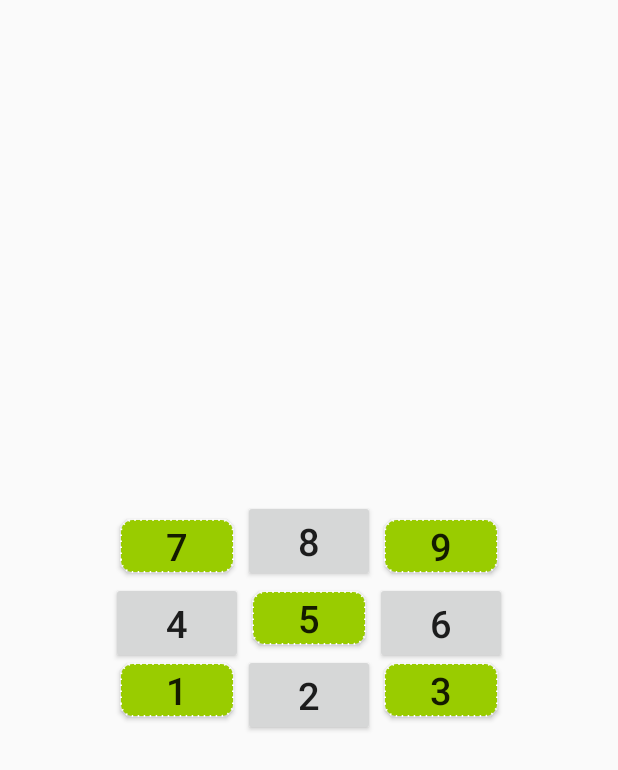
After one commit to curowe/Demos, an Android app: the layout activity_counter.xml on its own in the app's theme, with its tools: preview values and no code run, on a phone screen of 412 x 824 dp. The commit adds this screen. Shown: the top 770 px of the screen. Run offline under Robolectric (Android 15) with nearby library versions, the phone set to English and light mode, and no system bars.

Commit message:
add  activity_readfiles.xml  activity_counter.xml  activity_frame.xml

```diff
--- /dev/null
+++ b/app/src/main/res/drawable/def_shape.xml
@@ -0,0 +1,13 @@
+<?xml version="1.0" encoding="utf-8"?>
+<inset xmlns:android="http://schemas.android.com/apk/res/android"
+    android:inset="6dp">
+    <shape>
+        <corners android:radius="8dp"/>
+        <solid android:color="@android:color/holo_green_light"/>
+        <stroke
+            android:width="1dp"
+            android:color="#fff"
+            android:dashGap="3dp"
+            android:dashWidth="1dp"/>
+    </shape>
+</inset>
--- /dev/null
+++ b/app/src/main/res/layout/activity_counter.xml
@@ -0,0 +1,76 @@
+<?xml version="1.0" encoding="utf-8"?>
+<RelativeLayout xmlns:android="http://schemas.android.com/apk/res/android"
+    android:orientation="vertical" android:layout_width="match_parent"
+    android:layout_height="match_parent">
+
+    <Button
+        android:layout_width="wrap_content"
+        android:text="5"
+        android:textSize="25sp"
+        android:background="@drawable/def_shape"
+        android:id="@+id/bt_center"
+        android:layout_centerInParent="true"
+        android:layout_height="wrap_content" />
+
+    <Button
+        android:layout_width="wrap_content"
+        android:text="7"
+        android:background="@drawable/def_shape"
+        android:layout_toLeftOf="@id/bt_center"
+        android:layout_above="@id/bt_center"
+        android:textSize="25sp"
+        android:layout_height="wrap_content" />
+    <Button
+        android:layout_width="wrap_content"
+        android:text="9"
+        android:layout_toRightOf="@id/bt_center"
+        android:layout_above="@id/bt_center"
+        android:textSize="25sp"
+        android:id="@+id/bt_nine"
+        android:background="@drawable/def_shape"
+        android:layout_height="wrap_content" />
+    <Button
+        android:layout_width="wrap_content"
+        android:text="8"
+        android:layout_above="@id/bt_center"
+        android:layout_alignLeft="@id/bt_center"
+        android:textSize="25sp"
+        android:layout_height="wrap_content" />
+    <Button
+        android:layout_width="wrap_content"
+        android:text="4"
+        android:textSize="25sp"
+        android:layout_alignTop="@id/bt_center"
+        android:layout_toLeftOf="@id/bt_center"
+        android:layout_height="wrap_content" />
+    <Button
+        android:layout_width="wrap_content"
+        android:text="6"
+        android:textSize="25sp"
+        android:layout_alignTop="@id/bt_center"
+        android:layout_toRightOf="@id/bt_center"
+        android:layout_height="wrap_content" />
+    <Button
+        android:layout_width="wrap_content"
+        android:text="2"
+        android:textSize="25sp"
+        android:layout_alignLeft="@id/bt_center"
+        android:layout_below="@id/bt_center"
+        android:layout_height="wrap_content" />
+    <Button
+        android:layout_width="wrap_content"
+        android:text="3"
+        android:textSize="25sp"
+        android:background="@drawable/def_shape"
+        android:layout_toRightOf="@id/bt_center"
+        android:layout_below="@id/bt_center"
+        android:layout_height="wrap_content" />
+    <Button
+        android:layout_width="wrap_content"
+        android:text="1"
+        android:layout_toLeftOf="@id/bt_center"
+        android:textSize="25sp"
+        android:background="@drawable/def_shape"
+        android:layout_below="@id/bt_center"
+        android:layout_height="wrap_content" />
+</RelativeLayout>
```
Also changed, not shown: app/src/main/AndroidManifest.xml (+7 -1 lines), app/src/main/java/me/rowe/demos/ClickActivity.java (added, +42 -0 lines), app/src/main/java/me/rowe/demos/DialerActivity.java (added, +46 -0 lines), app/src/main/java/me/rowe/demos/HelloActivity.java (deleted, +0 -32 lines), app/src/main/java/me/rowe/demos/MainActivity.java (+9 -1 lines), app/src/main/java/me/rowe/demos/ReadFilesActivity.java (added, +15 -0 lines), app/src/main/java/me/rowe/demos/SmsSenderActivity.java (added, +38 -0 lines), app/src/main/res/layout/activity_click.xml (added, +36 -0 lines), app/src/main/res/layout/activity_dialer.xml (added, +22 -0 lines), app/src/main/res/layout/activity_frame.xml (added, +29 -0 lines), app/src/main/res/layout/activity_hello.xml (deleted, +0 -18 lines), app/src/main/res/layout/activity_linear.xml (added, +62 -0 lines), app/src/main/res/layout/activity_main.xml (+11 -2 lines), app/src/main/res/layout/activity_readfiles.xml (added, +32 -0 lines), 1 more files.
